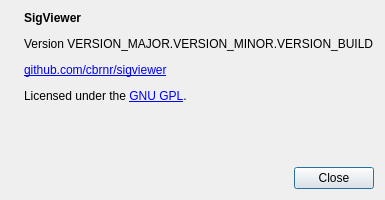
cbrnr/sigviewer, file src/gui_impl/dialogs/about_dialog.ui: the form before one commit.
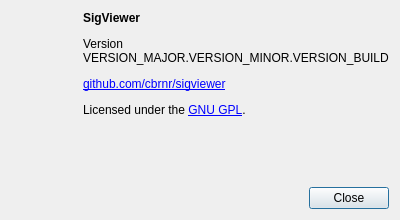
The form after the commit. Icons and pictures are not drawn.

Commit message: About dialog fixed size (hack)

Diff of the .ui file:
```diff
--- a/src/gui_impl/dialogs/about_dialog.ui
+++ b/src/gui_impl/dialogs/about_dialog.ui
@@ -5,6 +5,14 @@
   <property name="enabled">
    <bool>true</bool>
   </property>
+  <property name="geometry">
+   <rect>
+    <x>0</x>
+    <y>0</y>
+    <width>400</width>
+    <height>220</height>
+   </rect>
+  </property>
   <property name="sizePolicy">
    <sizepolicy hsizetype="Fixed" vsizetype="Fixed">
     <horstretch>0</horstretch>
@@ -13,14 +21,14 @@
   </property>
   <property name="minimumSize">
    <size>
-    <width>350</width>
-    <height>200</height>
+    <width>400</width>
+    <height>220</height>
    </size>
   </property>
   <property name="maximumSize">
    <size>
-    <width>503</width>
-    <height>200</height>
+    <width>400</width>
+    <height>220</height>
    </size>
   </property>
   <property name="windowTitle">
@@ -47,6 +55,12 @@
      </item>
      <item>
       <widget class="QLabel" name="aboutLabel">
+       <property name="sizePolicy">
+        <sizepolicy hsizetype="Preferred" vsizetype="Preferred">
+         <horstretch>0</horstretch>
+         <verstretch>0</verstretch>
+        </sizepolicy>
+       </property>
        <property name="text">
         <string>&lt;html&gt;&lt;head/&gt;&lt;body&gt;&lt;p&gt;&lt;span style=&quot; font-weight:600;&quot;&gt;SigViewer&lt;/span&gt;&lt;/p&gt;&lt;p&gt;Version VERSION_MAJOR.VERSION_MINOR.VERSION_BUILD&lt;/p&gt;&lt;p&gt;&lt;a href=&quot;https://github.com/cbrnr/sigviewer&quot;&gt;&lt;span style=&quot; text-decoration: underline; color:#0000ff;&quot;&gt;github.com/cbrnr/sigviewer&lt;/span&gt;&lt;/a&gt;&lt;/p&gt;&lt;p&gt;Licensed under the &lt;a href=&quot;https://www.gnu.org/licenses/gpl-3.0.en.html&quot;&gt;&lt;span style=&quot; text-decoration: underline; color:#0000ff;&quot;&gt;GNU GPL&lt;/span&gt;&lt;/a&gt;.&lt;/p&gt;&lt;/body&gt;&lt;/html&gt;
 </string>
@@ -57,6 +71,9 @@
        <property name="alignment">
         <set>Qt::AlignLeading|Qt::AlignLeft|Qt::AlignTop</set>
        </property>
+       <property name="wordWrap">
+        <bool>true</bool>
+       </property>
        <property name="openExternalLinks">
         <bool>true</bool>
        </property>
```
